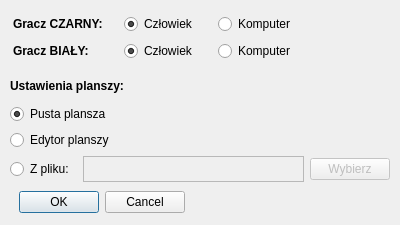
The window that nowagradialog.ui (wosiu/Diaballik) describes before a commit, drawn with Qt 5.
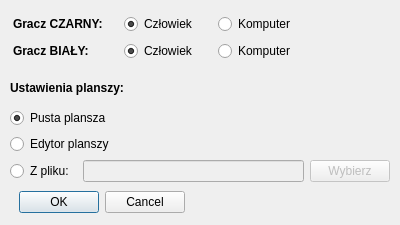
The same window after the commit.

```diff
--- a/nowagradialog.ui
+++ b/nowagradialog.ui
@@ -41,7 +41,7 @@
     <set>QDialogButtonBox::Cancel|QDialogButtonBox::Ok</set>
    </property>
   </widget>
-  <widget class="QWidget" name="">
+  <widget class="QWidget" name="layoutWidget">
    <property name="geometry">
     <rect>
      <x>10</x>
@@ -87,16 +87,10 @@
          </widget>
         </item>
         <item>
-         <widget class="QPlainTextEdit" name="plainTextEditAdres">
+         <widget class="QLineEdit" name="lineEditAdres">
           <property name="enabled">
            <bool>false</bool>
           </property>
-          <property name="maximumSize">
-           <size>
-            <width>16777215</width>
-            <height>26</height>
-           </size>
-          </property>
          </widget>
         </item>
         <item>
@@ -115,7 +109,7 @@
     </item>
    </layout>
   </widget>
-  <widget class="QWidget" name="">
+  <widget class="QWidget" name="layoutWidget">
    <property name="geometry">
     <rect>
      <x>13</x>
@@ -166,7 +160,7 @@
     </item>
    </layout>
   </widget>
-  <widget class="QWidget" name="">
+  <widget class="QWidget" name="layoutWidget">
    <property name="geometry">
     <rect>
      <x>13</x>
```
